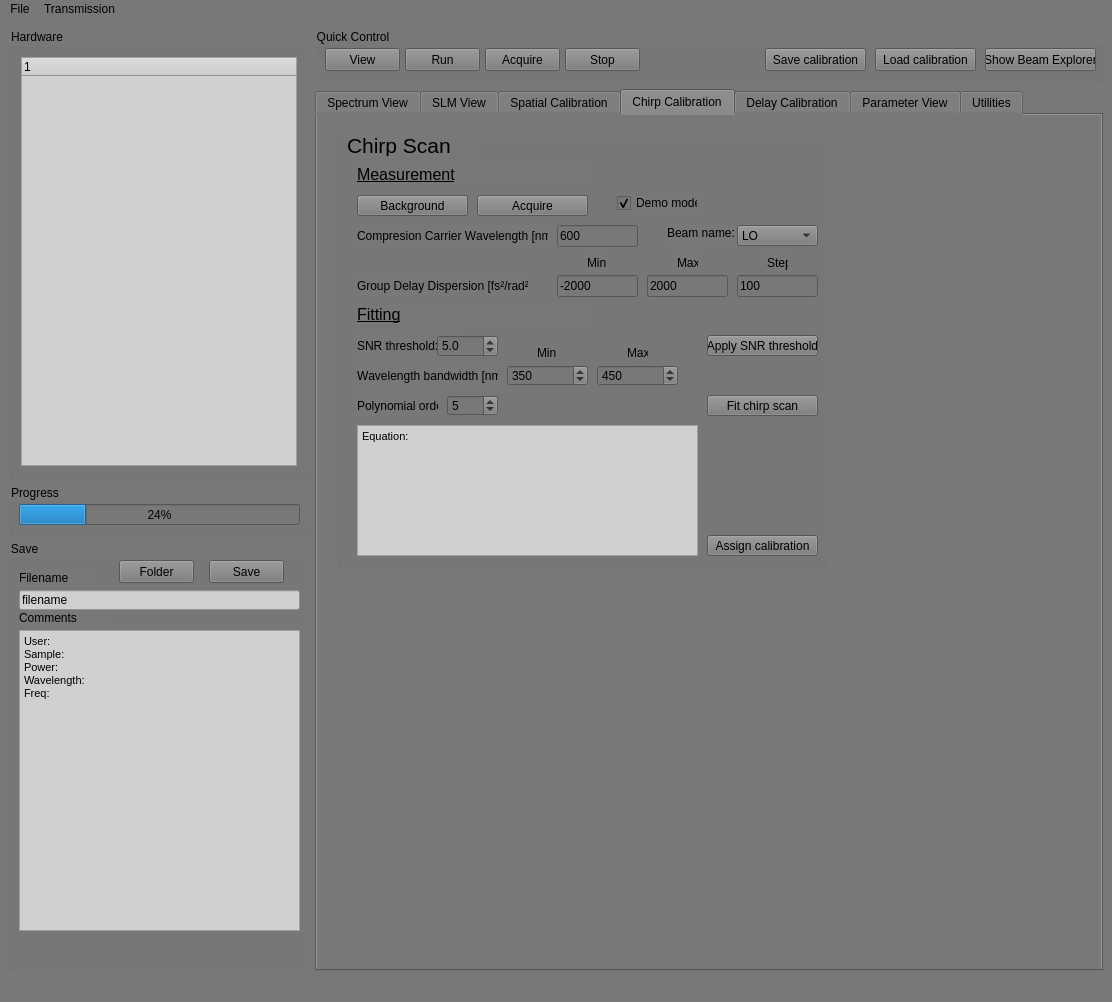
SilvaScience/colberto, file src/GUI/main_GUI.ui: the form before one commit.
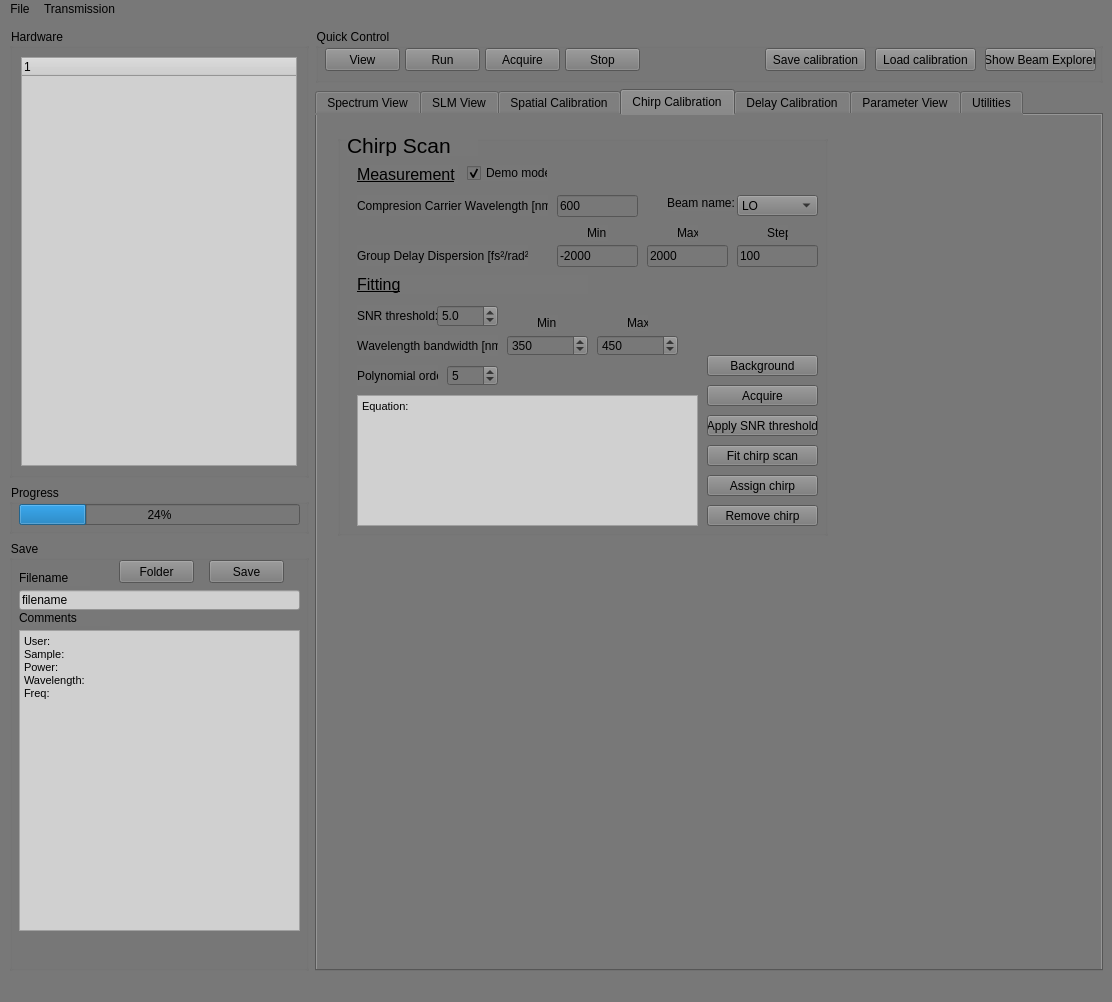
The form after the commit. The open tabs and pages were chosen to show the change. Custom widgets are drawn as their Qt base class.

Commit message: Delay calibration module

The edit to the form file:
```diff
--- a/src/GUI/main_GUI.ui
+++ b/src/GUI/main_GUI.ui
@@ -945,10 +945,10 @@
           </property>
           <property name="geometry">
            <rect>
-            <x>520</x>
+            <x>530</x>
             <y>20</y>
-            <width>261</width>
-            <height>431</height>
+            <width>251</width>
+            <height>401</height>
            </rect>
           </property>
          </widget>
@@ -958,7 +958,7 @@
             <x>20</x>
             <y>20</y>
             <width>491</width>
-            <height>431</height>
+            <height>401</height>
            </rect>
           </property>
           <property name="font">
@@ -1000,7 +1000,7 @@
            <property name="geometry">
             <rect>
              <x>220</x>
-             <y>90</y>
+             <y>60</y>
              <width>81</width>
              <height>22</height>
             </rect>
@@ -1013,7 +1013,7 @@
            <property name="geometry">
             <rect>
              <x>20</x>
-             <y>90</y>
+             <y>60</y>
              <width>191</width>
              <height>21</height>
             </rect>
@@ -1026,7 +1026,7 @@
            <property name="geometry">
             <rect>
              <x>220</x>
-             <y>140</y>
+             <y>110</y>
              <width>81</width>
              <height>22</height>
             </rect>
@@ -1039,7 +1039,7 @@
            <property name="geometry">
             <rect>
              <x>310</x>
-             <y>140</y>
+             <y>110</y>
              <width>81</width>
              <height>22</height>
             </rect>
@@ -1052,7 +1052,7 @@
            <property name="geometry">
             <rect>
              <x>430</x>
-             <y>120</y>
+             <y>90</y>
              <width>21</width>
              <height>16</height>
             </rect>
@@ -1065,7 +1065,7 @@
            <property name="geometry">
             <rect>
              <x>340</x>
-             <y>120</y>
+             <y>90</y>
              <width>21</width>
              <height>16</height>
             </rect>
@@ -1078,7 +1078,7 @@
            <property name="geometry">
             <rect>
              <x>250</x>
-             <y>120</y>
+             <y>90</y>
              <width>21</width>
              <height>16</height>
             </rect>
@@ -1091,7 +1091,7 @@
            <property name="geometry">
             <rect>
              <x>400</x>
-             <y>140</y>
+             <y>110</y>
              <width>81</width>
              <height>22</height>
             </rect>
@@ -1103,8 +1103,8 @@
           <widget class="QPushButton" name="Acquire_data_temp_calibration">
            <property name="geometry">
             <rect>
-             <x>140</x>
-             <y>60</y>
+             <x>370</x>
+             <y>250</y>
              <width>111</width>
              <height>21</height>
             </rect>
@@ -1117,7 +1117,7 @@
            <property name="geometry">
             <rect>
              <x>330</x>
-             <y>90</y>
+             <y>60</y>
              <width>71</width>
              <height>16</height>
             </rect>
@@ -1129,8 +1129,8 @@
           <widget class="QCheckBox" name="Chirp_calib_demo_mode_checkbox">
            <property name="geometry">
             <rect>
-             <x>280</x>
-             <y>60</y>
+             <x>130</x>
+             <y>30</y>
              <width>81</width>
              <height>16</height>
             </rect>
@@ -1146,7 +1146,7 @@
            <property name="geometry">
             <rect>
              <x>370</x>
-             <y>260</y>
+             <y>310</y>
              <width>111</width>
              <height>21</height>
             </rect>
@@ -1159,20 +1159,20 @@
            <property name="geometry">
             <rect>
              <x>370</x>
-             <y>400</y>
+             <y>340</y>
              <width>111</width>
              <height>21</height>
             </rect>
            </property>
            <property name="text">
-            <string>Assign calibration</string>
+            <string>Assign chirp</string>
            </property>
           </widget>
           <widget class="QLabel" name="grating_period_label_13">
            <property name="geometry">
             <rect>
              <x>20</x>
-             <y>140</y>
+             <y>110</y>
              <width>171</width>
              <height>21</height>
             </rect>
@@ -1185,7 +1185,7 @@
            <property name="geometry">
             <rect>
              <x>20</x>
-             <y>200</y>
+             <y>170</y>
              <width>101</width>
              <height>21</height>
             </rect>
@@ -1199,7 +1199,7 @@
             <rect>
              <x>20</x>
              <y>30</y>
-             <width>231</width>
+             <width>101</width>
              <height>19</height>
             </rect>
            </property>
@@ -1219,7 +1219,7 @@
            <property name="geometry">
             <rect>
              <x>20</x>
-             <y>170</y>
+             <y>140</y>
              <width>231</width>
              <height>19</height>
             </rect>
@@ -1238,7 +1238,7 @@
            <property name="geometry">
             <rect>
              <x>20</x>
-             <y>230</y>
+             <y>200</y>
              <width>141</width>
              <height>21</height>
             </rect>
@@ -1251,7 +1251,7 @@
            <property name="geometry">
             <rect>
              <x>370</x>
-             <y>200</y>
+             <y>280</y>
              <width>111</width>
              <height>21</height>
             </rect>
@@ -1264,7 +1264,7 @@
            <property name="geometry">
             <rect>
              <x>200</x>
-             <y>210</y>
+             <y>180</y>
              <width>21</width>
              <height>16</height>
             </rect>
@@ -1277,7 +1277,7 @@
            <property name="geometry">
             <rect>
              <x>290</x>
-             <y>210</y>
+             <y>180</y>
              <width>21</width>
              <height>16</height>
             </rect>
@@ -1290,7 +1290,7 @@
            <property name="geometry">
             <rect>
              <x>170</x>
-             <y>230</y>
+             <y>200</y>
              <width>81</width>
              <height>21</height>
             </rect>
@@ -1312,7 +1312,7 @@
            <property name="geometry">
             <rect>
              <x>260</x>
-             <y>230</y>
+             <y>200</y>
              <width>81</width>
              <height>21</height>
             </rect>
@@ -1334,7 +1334,7 @@
            <property name="geometry">
             <rect>
              <x>20</x>
-             <y>260</y>
+             <y>230</y>
              <width>81</width>
              <height>21</height>
             </rect>
@@ -1347,7 +1347,7 @@
            <property name="geometry">
             <rect>
              <x>110</x>
-             <y>260</y>
+             <y>230</y>
              <width>51</width>
              <height>21</height>
             </rect>
@@ -1372,7 +1372,7 @@
            <property name="geometry">
             <rect>
              <x>20</x>
-             <y>290</y>
+             <y>260</y>
              <width>341</width>
              <height>131</height>
             </rect>
@@ -1394,8 +1394,8 @@
           <widget class="QPushButton" name="Background_data_temp_calibration">
            <property name="geometry">
             <rect>
-             <x>20</x>
-             <y>60</y>
+             <x>370</x>
+             <y>220</y>
              <width>111</width>
              <height>21</height>
             </rect>
@@ -1408,7 +1408,7 @@
            <property name="geometry">
             <rect>
              <x>100</x>
-             <y>200</y>
+             <y>170</y>
              <width>61</width>
              <height>22</height>
             </rect>
@@ -1430,7 +1430,7 @@
            <property name="geometry">
             <rect>
              <x>400</x>
-             <y>90</y>
+             <y>60</y>
              <width>81</width>
              <height>21</height>
             </rect>
@@ -1465,6 +1465,19 @@
             </property>
            </item>
           </widget>
+          <widget class="QPushButton" name="remove_temporal_calibration_button">
+           <property name="geometry">
+            <rect>
+             <x>370</x>
+             <y>370</y>
+             <width>111</width>
+             <height>21</height>
+            </rect>
+           </property>
+           <property name="text">
+            <string>Remove chirp</string>
+           </property>
+          </widget>
          </widget>
          <widget class="GraphicsLayoutWidget" name="Chirp_selection" native="true">
           <property name="enabled">
@@ -1473,7 +1486,7 @@
           <property name="geometry">
            <rect>
             <x>20</x>
-            <y>470</y>
+            <y>440</y>
             <width>371</width>
             <height>371</height>
            </rect>
@@ -1486,7 +1499,7 @@
           <property name="geometry">
            <rect>
             <x>410</x>
-            <y>470</y>
+            <y>440</y>
             <width>371</width>
             <height>371</height>
            </rect>
```
Left out of the diff: 44 changed lines with no effect on the pictures. The commit also changes 5 other files.
